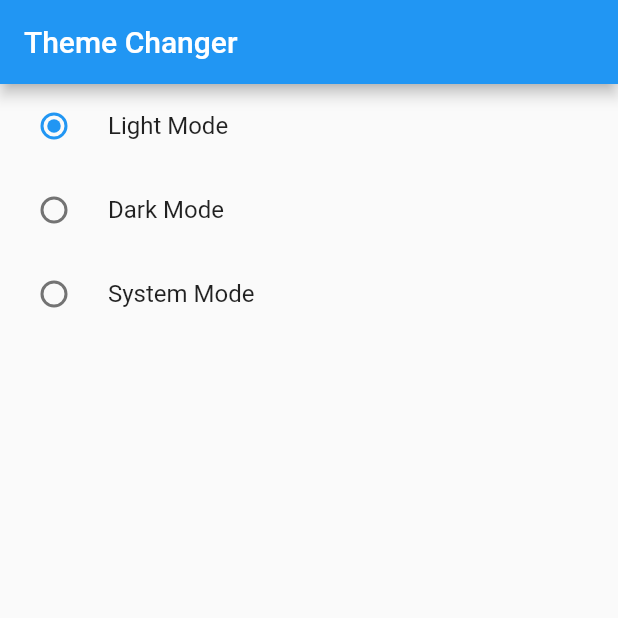
After one commit to sarahpng/provider-lessons, a Flutter app: the screen it shows after launch, after a tap on "Light Mode", on a phone screen of 412 x 824 dp, the top half of it. The commit adds this screen. Run offline on Flutter 3.47's test engine with Material 3 defaults, Android fonts, the phone set to English and light mode, and no system bars.

Commit message:
fourth lesson

```diff
--- /dev/null
+++ b/lib/fourth_lecture/provider/theme_change_provider.dart
@@ -0,0 +1,12 @@
+import 'package:flutter/material.dart';
+import 'package:flutter/foundation.dart';
+
+class ThemeChangeProvider extends ChangeNotifier {
+  var _themeMode = ThemeMode.light;
+  ThemeMode get themeMode => _themeMode;
+
+  void setTheme(themeMode) {
+    _themeMode = themeMode;
+    notifyListeners();
+  }
+}
--- /dev/null
+++ b/lib/fourth_lecture/screens/dark_theme.dart
@@ -0,0 +1,44 @@
+import 'package:flutter/material.dart';
+import 'package:provider/provider.dart';
+import 'package:provider_lessons/fourth_lecture/provider/theme_change_provider.dart';
+
+class DarkThemeScreen extends StatefulWidget {
+  const DarkThemeScreen({super.key});
+
+  @override
+  State<DarkThemeScreen> createState() => _DarkThemeScreenState();
+}
+
+class _DarkThemeScreenState extends State<DarkThemeScreen> {
+  @override
+  Widget build(BuildContext context) {
+    final themeProvider = Provider.of<ThemeChangeProvider>(context);
+    return Scaffold(
+      appBar: AppBar(
+        title: Text('Theme Changer'),
+      ),
+      body: Column(
+        children: [
+          RadioListTile<ThemeMode>(
+            title: Text('Light Mode'),
+            value: ThemeMode.light,
+            groupValue: themeProvider.themeMode,
+            onChanged: themeProvider.setTheme,
+          ),
+          RadioListTile<ThemeMode>(
+            title: Text('Dark Mode'),
+            value: ThemeMode.dark,
+            groupValue: themeProvider.themeMode,
+            onChanged: themeProvider.setTheme,
+          ),
+          RadioListTile<ThemeMode>(
+            title: Text('System Mode'),
+            value: ThemeMode.system,
+            groupValue: themeProvider.themeMode,
+            onChanged: themeProvider.setTheme,
+          ),
+        ],
+      ),
+    );
+  }
+}
--- a/lib/main.dart
+++ b/lib/main.dart
@@ -2,6 +2,8 @@ import 'package:flutter/material.dart';
 import 'package:provider/provider.dart';
 import 'package:provider_lessons/first_lecture/provider/count_provider.dart';
 import 'package:provider_lessons/first_lecture/screens/count_Example.dart';
+import 'package:provider_lessons/fourth_lecture/provider/theme_change_provider.dart';
+import 'package:provider_lessons/fourth_lecture/screens/dark_theme.dart';
 import 'package:provider_lessons/second_lecture/provider/container_one_provider.dart';
 import 'package:provider_lessons/second_lecture/screen/slider_example.dart';
 import 'package:provider_lessons/third_lecture/provider/favourite_provider.dart';
@@ -22,18 +24,33 @@ class MyApp extends StatelessWidget {
         ChangeNotifierProvider(create: (context) => CountProvider()),
         ChangeNotifierProvider(create: (context) => ContainerOneProvider()),
         ChangeNotifierProvider(create: (context) => FavouriteProvider()),
+        ChangeNotifierProvider(create: (context) => ThemeChangeProvider()),
       ],
-      child: MaterialApp(
+      child: Builder(builder: (BuildContext context) {
+        final themeChanger = Provider.of<ThemeChangeProvider>(context);
+        return MaterialApp(
           title: 'Flutter Demo',
+          themeMode: themeChanger.themeMode,
           theme: ThemeData(
-          colorScheme: ColorScheme.fromSeed(seedColor: Colors.deepPurple),
-          useMaterial3: true,
+            brightness: Brightness.light,
+            primarySwatch: Colors.blue,
+            useMaterial3: false,
+          ),
+          darkTheme: ThemeData(
+            brightness: Brightness.dark,
+            appBarTheme: AppBarTheme(
+              backgroundColor: Colors.red,
+            ),
+            primaryColor: Colors.red,
+            primarySwatch: Colors.red,
+            useMaterial3: false,
           ),
           routes: {
             '/myFavourites': (context) => MyFavourites(),
           },
-        home: const FavouriteScreen(),
-      ),
+          home: const DarkThemeScreen(),
+        );
+      }),
     );
   }
 }
```
Lines whose indentation alone changed are shown as unchanged.
